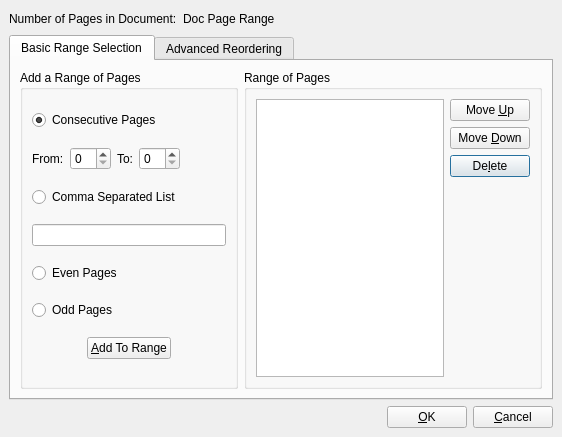
This is scribus/ui/createrange.ui in scribusproject/scribus as Qt 5 draws it before an edit. The edited form follows.
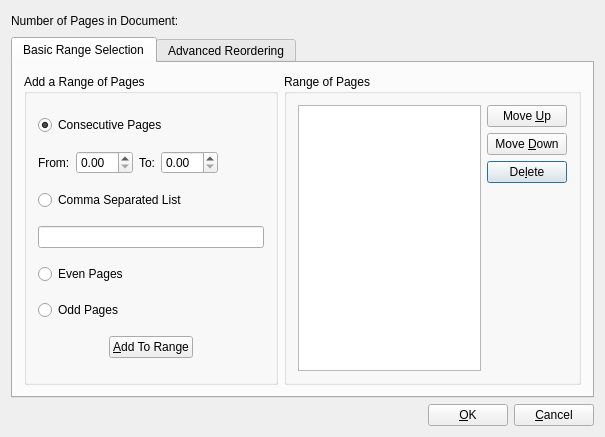
This is the edited form. Custom widgets are drawn as their Qt base class.

The edit to the form file:
```diff
--- a/scribus/ui/createrange.ui
+++ b/scribus/ui/createrange.ui
@@ -6,7 +6,7 @@
    <rect>
     <x>0</x>
     <y>0</y>
-    <width>562</width>
+    <width>605</width>
     <height>437</height>
    </rect>
   </property>
@@ -14,20 +14,8 @@
    <string>Create Range</string>
   </property>
   <layout class="QGridLayout">
-   <property name="margin">
-    <number>9</number>
-   </property>
-   <property name="spacing">
-    <number>6</number>
-   </property>
    <item row="0" column="0">
     <layout class="QHBoxLayout">
-     <property name="spacing">
-      <number>6</number>
-     </property>
-     <property name="margin">
-      <number>0</number>
-     </property>
      <item>
       <widget class="QLabel" name="pageCountLabel">
        <property name="text">
@@ -41,7 +29,7 @@
      <item>
       <widget class="QLabel" name="pageCountValueLabel">
        <property name="text">
-        <string>Doc Page Range</string>
+        <string/>
        </property>
        <property name="wordWrap">
         <bool>false</bool>
@@ -92,24 +80,12 @@
        <string>Basic Range Selection</string>
       </attribute>
       <layout class="QGridLayout">
-       <property name="margin">
-        <number>9</number>
-       </property>
-       <property name="spacing">
-        <number>6</number>
-       </property>
        <item row="0" column="1">
         <widget class="QGroupBox" name="groupBox1">
          <property name="title">
           <string>Range of Pages</string>
          </property>
          <layout class="QGridLayout">
-          <property name="margin">
-           <number>9</number>
-          </property>
-          <property name="spacing">
-           <number>6</number>
-          </property>
           <item row="2" column="1">
            <widget class="QPushButton" name="basicRangeDelButton">
             <property name="text">
@@ -174,12 +150,6 @@
           <string>Add a Range of Pages</string>
          </property>
          <layout class="QGridLayout">
-          <property name="margin">
-           <number>9</number>
-          </property>
-          <property name="spacing">
-           <number>6</number>
-          </property>
           <item row="0" column="0" colspan="5">
            <widget class="QRadioButton" name="basicConsecutiveRadioButton">
             <property name="text">
@@ -241,12 +211,6 @@
           </item>
           <item row="6" column="0" colspan="5">
            <layout class="QHBoxLayout">
-            <property name="spacing">
-             <number>6</number>
-            </property>
-            <property name="margin">
-             <number>0</number>
-            </property>
             <item>
              <spacer>
               <property name="orientation">
@@ -411,12 +375,6 @@
    </item>
    <item row="2" column="0">
     <layout class="QHBoxLayout">
-     <property name="spacing">
-      <number>6</number>
-     </property>
-     <property name="margin">
-      <number>0</number>
-     </property>
      <item>
       <spacer>
        <property name="orientation">
@@ -461,8 +419,8 @@
  <customwidgets>
   <customwidget>
    <class>ScrSpinBox</class>
-   <extends>QSpinBox</extends>
-   <header location="global">ui/scrspinbox.h</header>
+   <extends>QDoubleSpinBox</extends>
+   <header>ui/scrspinbox.h</header>
   </customwidget>
  </customwidgets>
  <resources/>
```
Left out of the diff: 8 changed lines with no effect on the pictures.
